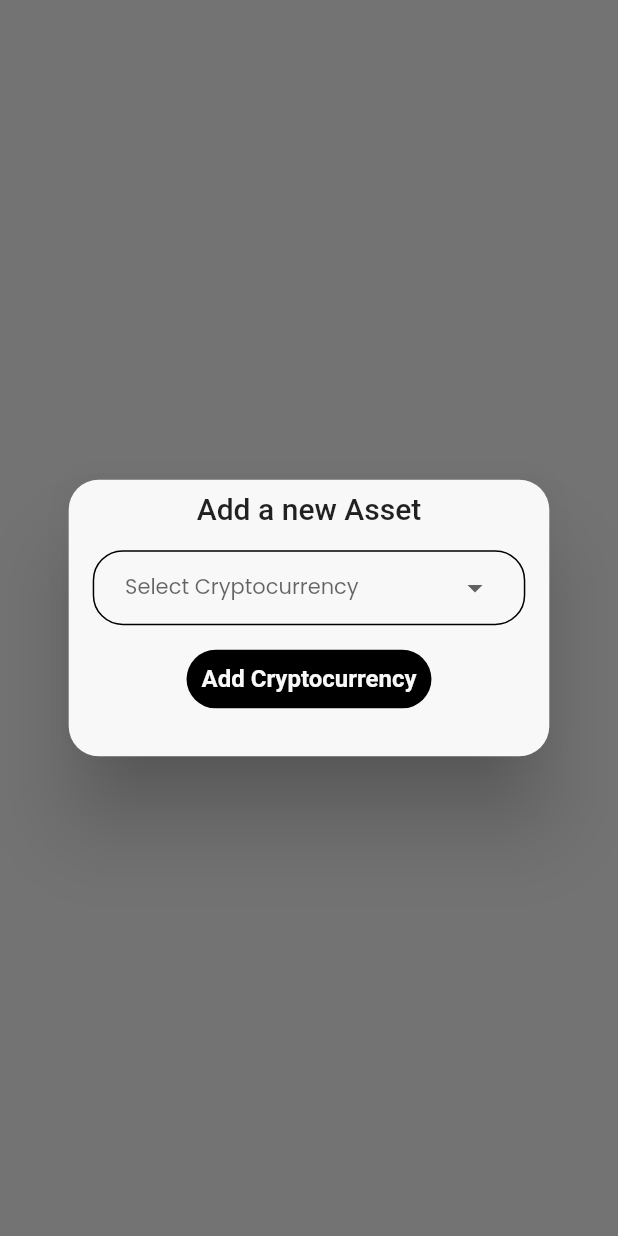
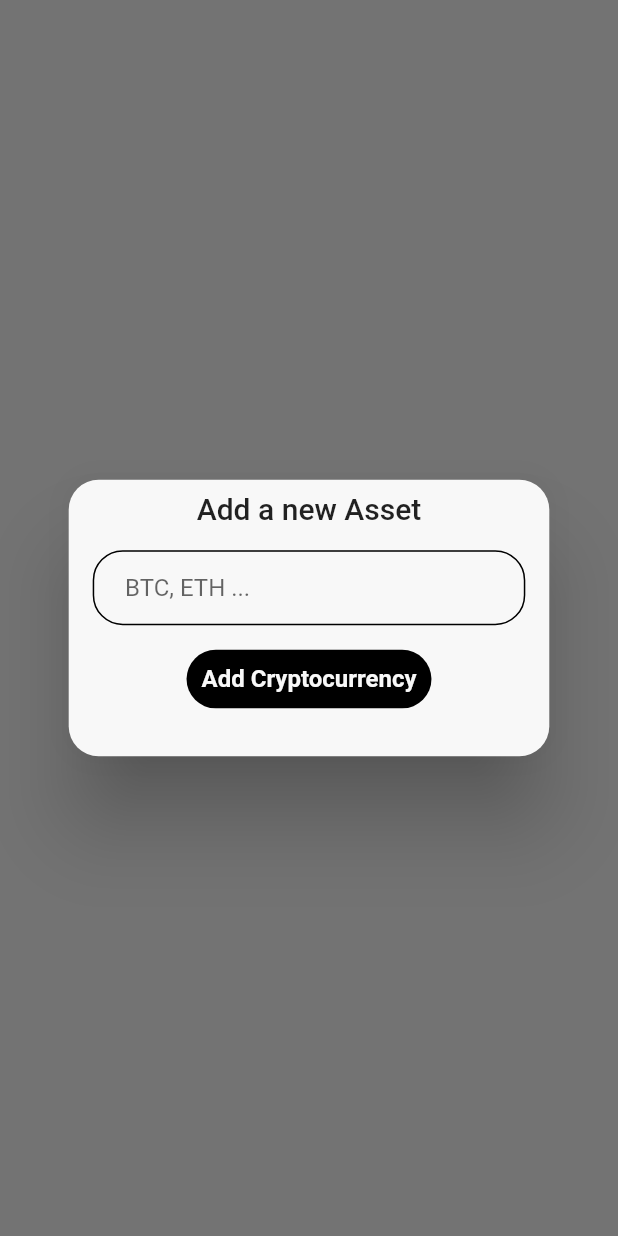
Before and after one commit to petrello/Progetto-PDGT-Sessione-Estiva-Frontend-21_22, a Flutter app: what displayAddCryptoDialog() shows on an empty page, opened directly with empty values, on a phone screen of 412 x 824 dp. Run offline on Flutter 3.47's test engine with Material 2 defaults, Android fonts, the phone set to English and light mode, and no system bars; our stand-ins replace dio, fl_chart, flutter_feather_icons, flutter_riverpod, freezed_annotation, get and 2 more; generated files the repository leaves out were written again; network calls fail.

Commit message:
Funziona create e delete

```diff
--- a/lib/ui/views/detailed.dart
+++ b/lib/ui/views/detailed.dart
@@ -48,9 +48,6 @@ class _DetailsPageState extends State<DetailsPage> {
     spots = widget.spots.obs;
     minY = widget.minY.obs;
     maxY = widget.maxY.obs;
-    /*for (var i = 0; i < widget.spots.length; i++) {
-      totalSpotsValue.value += widget.spots[i].y;
-    }*/
     super.initState();
   }
 
@@ -275,6 +272,7 @@ class _DetailsPageState extends State<DetailsPage> {
             ),
             Padding(
               padding: EdgeInsets.only(top: 0.5.h),
+              // TODO: da qui in poi ci va il FutureBuilder
               child: Center(
                 child: Text(
                   '\$${widget.spots.last.y.toStringAsFixed(2).replaceFirst('.', ',').replaceAll(RegExp(r'\B(?=(\d{3})+(?!\d))'), '.')}',
--- a/lib/ui/widgets/actions/action_widget.dart
+++ b/lib/ui/widgets/actions/action_widget.dart
@@ -14,8 +14,8 @@ Padding actionWidget(
       children: [
         InkWell(
           onTap: () {
-            displayAddCryptoDialog('Bitcoin', themeData);
-          }, //TODO: add onTap action
+            displayAddCryptoDialog('BTC', themeData);
+          },
           child: Container(
             decoration: BoxDecoration(
               color: themeData.primaryColor.withOpacity(0.05),
--- a/lib/ui/widgets/actions/add_crypto_dialog.dart
+++ b/lib/ui/widgets/actions/add_crypto_dialog.dart
@@ -1,23 +1,16 @@
 
-//import 'package:crypto_app/data/cryptocurrencies_data.dart';
 import 'package:client_crypto/api/dio_client.dart';
-import 'package:client_crypto/ui/widgets/text_input_widget.dart';
+import 'package:client_crypto/models/asset_model.dart';
 import 'package:flutter/material.dart';
 import 'package:get/get.dart';
-import 'package:google_fonts/google_fonts.dart';
-//import 'package:hive_flutter/hive_flutter.dart';
 import 'package:sizer/sizer.dart';
 
 Future<void> displayAddCryptoDialog(
-    //Function() forceRefresh,
     String selectedValueDefault,
     ThemeData themeData) async {
-  List<String> cryptoList = ["Bitcoin", "Ethereum", "Lightcoin", "Dogecoin"];
-//  for (var i = 0; i < cryptocurrencies.length; i++) {
-  //  cryptoList.add(cryptocurrencies[i].cryptoName);
-  //}
-  RxString selectedValue = selectedValueDefault.obs;
-  TextEditingController ammountController = TextEditingController();
+
+  final myController = TextEditingController();
+
   return Get.defaultDialog(
     title: 'Add a new Asset',
     backgroundColor: themeData.backgroundColor,
@@ -39,35 +32,11 @@ Future<void> displayAddCryptoDialog(
                 ),
               ),
               width: 70.w,
-              child: DropdownButtonHideUnderline(
-                child: Obx(
-                  () => DropdownButton<String>(
-                    hint: const Text(
-                      'Select Cryptocurrency',
-                    ),
-                    menuMaxHeight: 40.h,
-                    dropdownColor: themeData.backgroundColor,
-                    borderRadius: BorderRadius.circular(20),
-                    style: GoogleFonts.poppins(color: themeData.primaryColor),
-                    value: selectedValue.value,
-                    items: cryptoList.map(
-                          (String item) {
-                        return DropdownMenuItem<String>(
-                          value: item,
-                          child: Text(
-                            item,
-                            style: GoogleFonts.lato(
-                              color: themeData.primaryColor,
-                              fontSize: 12.sp,
-                            ),
-                          ),
-                        );
-                      },
-                    ).toList(),
-                    onChanged: (String? valueCh) {
-                      selectedValue.value = valueCh.toString();
-                    },
-                  ),
+              child: TextField(
+                controller: myController,
+                decoration: const InputDecoration(
+                  border:  InputBorder.none,
+                  hintText: 'BTC, ETH ...',
                 ),
               ),
             ),
@@ -76,11 +45,10 @@ Future<void> displayAddCryptoDialog(
             padding: EdgeInsets.only(top: 2.h),
             child: Center(
               child: InkWell(
-                onTap: () {
-                /*addCrypto(
-                                forceRefresh, selectedValue.value, ammountController.text);
-                            forceRefresh();
-                            Get.back();*/
+                onTap: () async {
+                  Asset addedAsset = await DioClient().addNewAsset(assetId: myController.text);
+                  print("ADDED ASSET: " + addedAsset.toString());
+                  Get.back();
                 },
                 child: Container(
                   decoration: BoxDecoration(
@@ -106,21 +74,3 @@ Future<void> displayAddCryptoDialog(
     ),
   );
 }
-
-/*
-Future addCrypto(Function() forceRefresh, String crypto, String value) async {
-  Box portfolioBox = await Hive.openBox('portfolio');
-
-  if (portfolioBox.get(crypto) == null) {
-    portfolioBox.put(
-      crypto,
-      double.parse(value),
-    );
-  } else {
-    double storedValue = portfolioBox.get(crypto);
-    portfolioBox.put(
-      crypto,
-      storedValue + double.parse(value),
-    );
-  }
-}*/
```
Also changed, not shown: lib/ui/views/home.dart (+0 -17 lines).
